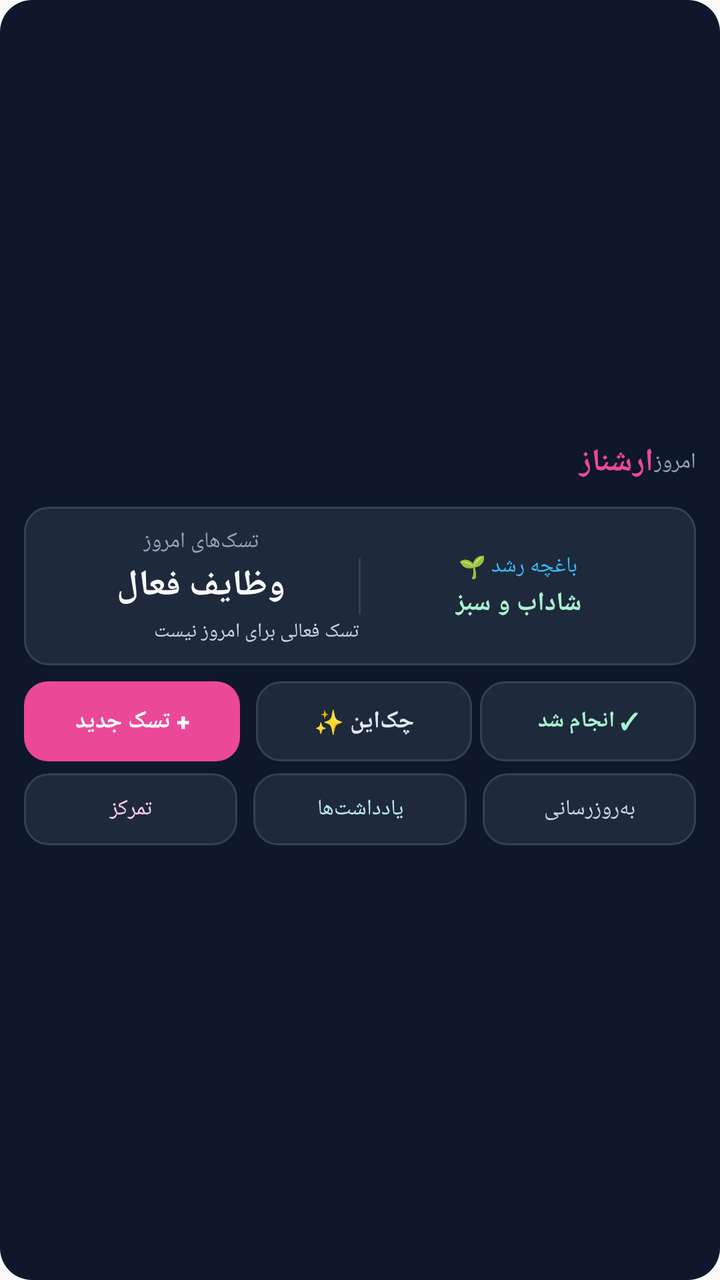
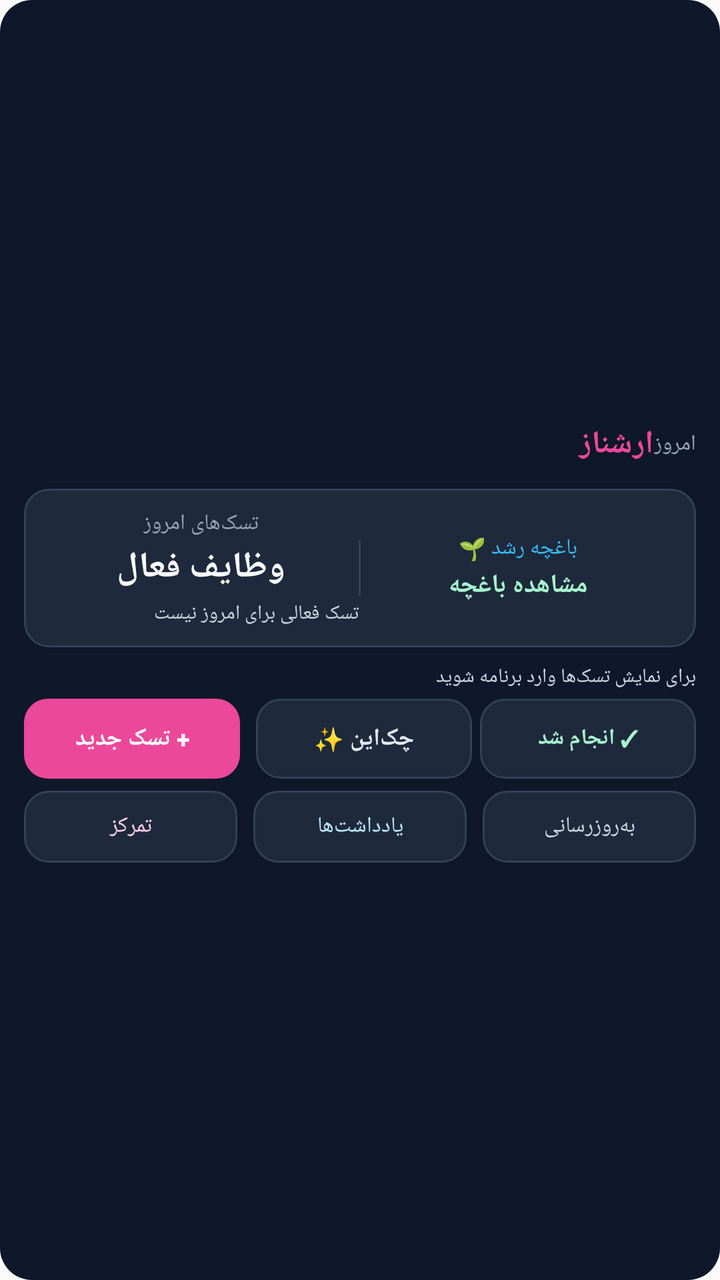

Two renders of the same Android screen: before a commit and after it. Below are the layout's source before the change and the commit's diff.
<!-- AndroidManifest.xml: application theme AppTheme -->
<!-- res/layout/widget_arshnaz.xml -->
<?xml version="1.0" encoding="utf-8"?>
<LinearLayout xmlns:android="http://schemas.android.com/apk/res/android"
    android:id="@+id/widget_container"
    android:layout_width="match_parent"
    android:layout_height="match_parent"
    android:orientation="vertical"
    android:background="@drawable/widget_background"
    android:padding="12dp"
    android:gravity="center">

    
    <LinearLayout
        android:layout_width="match_parent"
        android:layout_height="wrap_content"
        android:orientation="horizontal"
        android:gravity="center_vertical"
        android:paddingBottom="8dp">

        <ImageView
            android:layout_width="28dp"
            android:layout_height="28dp"
            android:src="@mipmap/ic_launcher"
            android:contentDescription="ARSHNAZ" />

        <TextView
            android:layout_width="0dp"
            android:layout_height="wrap_content"
            android:layout_weight="1"
            android:layout_marginStart="8dp"
            android:text="ارشناز"
            android:textSize="16sp"
            android:textStyle="bold"
            android:textColor="#ec4899" />

        <TextView
            android:id="@+id/widget_date"
            android:layout_width="wrap_content"
            android:layout_height="wrap_content"
            android:text="امروز"
            android:textSize="11sp"
            android:textColor="#94a3b8" />
    </LinearLayout>

    
    <LinearLayout
        android:layout_width="match_parent"
        android:layout_height="wrap_content"
        android:orientation="horizontal"
        android:gravity="center_vertical"
        android:padding="10dp"
        android:background="@drawable/widget_card_background"
        android:layout_marginBottom="8dp">

        <LinearLayout
            android:layout_width="0dp"
            android:layout_height="wrap_content"
            android:layout_weight="1"
            android:orientation="vertical"
            android:gravity="center">

            <TextView
                android:layout_width="wrap_content"
                android:layout_height="wrap_content"
                android:text="تسک‌های امروز"
                android:textSize="11sp"
                android:textColor="#94a3b8" />

            <TextView
                android:id="@+id/widget_task_count"
                android:layout_width="wrap_content"
                android:layout_height="wrap_content"
                android:text="وظایف فعال"
                android:textSize="18sp"
                android:textStyle="bold"
                android:textColor="#f8fafc"
                android:layout_marginTop="2dp" />

            <TextView
                android:id="@+id/widget_next_task"
                android:layout_width="match_parent"
                android:layout_height="wrap_content"
                android:ellipsize="end"
                android:maxLines="3"
                android:text="تسک فعالی برای امروز نیست"
                android:textSize="10sp"
                android:textColor="#cbd5e1"
                android:layout_marginTop="4dp" />
        </LinearLayout>

        <View
            android:layout_width="1dp"
            android:layout_height="28dp"
            android:background="#334155" />

        <LinearLayout
            android:id="@+id/widget_garden_btn"
            android:layout_width="0dp"
            android:layout_height="wrap_content"
            android:layout_weight="1"
            android:orientation="vertical"
            android:gravity="center">

            <TextView
                android:layout_width="wrap_content"
                android:layout_height="wrap_content"
                android:text="باغچه رشد 🌱"
                android:textSize="11sp"
                android:textColor="#38bdf8" />

            <TextView
                android:id="@+id/widget_garden_status"
                android:layout_width="wrap_content"
                android:layout_height="wrap_content"
                android:text="شاداب و سبز"
                android:textSize="13sp"
                android:textStyle="bold"
                android:textColor="#a7f3d0"
                android:layout_marginTop="2dp" />
        </LinearLayout>
    </LinearLayout>

    
    <LinearLayout
        android:layout_width="match_parent"
        android:layout_height="wrap_content"
        android:orientation="horizontal"
        android:gravity="center">

        
        <Button
            android:id="@+id/widget_add_task"
            android:layout_width="0dp"
            android:layout_height="40dp"
            android:layout_weight="1"
            android:text="+ تسک جدید"
            android:textSize="12sp"
            android:textStyle="bold"
            android:textColor="#ffffff"
            android:background="@drawable/widget_button_background"
            android:stateListAnimator="@null"
            android:layout_marginEnd="4dp" />

        
        <Button
            android:id="@+id/widget_checkin"
            android:layout_width="0dp"
            android:layout_height="40dp"
            android:layout_weight="1"
            android:text="چک‌این ✨"
            android:textSize="12sp"
            android:textStyle="bold"
            android:textColor="#e2e8f0"
            android:background="@drawable/widget_card_background"
            android:stateListAnimator="@null"
            android:layout_marginStart="4dp" />

        <Button
            android:id="@+id/widget_complete_task"
            android:layout_width="0dp"
            android:layout_height="40dp"
            android:layout_weight="1"
            android:text="✓ انجام شد"
            android:textSize="11sp"
            android:textStyle="bold"
            android:textColor="#a7f3d0"
            android:background="@drawable/widget_card_background"
            android:stateListAnimator="@null"
            android:layout_marginStart="4dp" />
    </LinearLayout>

    <LinearLayout
        android:layout_width="match_parent"
        android:layout_height="wrap_content"
        android:orientation="horizontal"
        android:gravity="center"
        android:layout_marginTop="6dp">

        <Button
            android:id="@+id/widget_pomodoro"
            android:layout_width="0dp"
            android:layout_height="36dp"
            android:layout_weight="1"
            android:text="تمرکز"
            android:textSize="11sp"
            android:textColor="#fbcfe8"
            android:background="@drawable/widget_card_background"
            android:stateListAnimator="@null"
            android:layout_marginEnd="4dp" />

        <Button
            android:id="@+id/widget_notes"
            android:layout_width="0dp"
            android:layout_height="36dp"
            android:layout_weight="1"
            android:text="یادداشت‌ها"
            android:textSize="11sp"
            android:textColor="#bae6fd"
            android:background="@drawable/widget_card_background"
            android:stateListAnimator="@null"
            android:layout_marginStart="4dp"
            android:layout_marginEnd="4dp" />

        <Button
            android:id="@+id/widget_refresh"
            android:layout_width="0dp"
            android:layout_height="36dp"
            android:layout_weight="1"
            android:text="به‌روزرسانی"
            android:textSize="11sp"
            android:textColor="#cbd5e1"
            android:background="@drawable/widget_card_background"
            android:stateListAnimator="@null"
            android:layout_marginStart="4dp" />
    </LinearLayout>
</LinearLayout>
<!-- resources referenced by this layout -->
<resources>
  <!-- drawable widget_background (drawable) -->
  <?xml version="1.0" encoding="utf-8"?>
  <shape xmlns:android="http://schemas.android.com/apk/res/android">
      <solid android:color="#0F172A" />
      <corners android:radius="16dp" />
  </shape>
  <!-- drawable widget_button_background (drawable) -->
  <?xml version="1.0" encoding="utf-8"?>
  <selector xmlns:android="http://schemas.android.com/apk/res/android">
      <item android:state_pressed="true">
          <shape>
              <solid android:color="#db2777" />
              <corners android:radius="12dp" />
          </shape>
      </item>
      <item>
          <shape>
              <solid android:color="#ec4899" />
              <corners android:radius="12dp" />
          </shape>
      </item>
  </selector>
  <!-- drawable widget_card_background (drawable) -->
  <?xml version="1.0" encoding="utf-8"?>
  <shape xmlns:android="http://schemas.android.com/apk/res/android">
      <solid android:color="#1e293b" />
      <corners android:radius="12dp" />
      <stroke android:width="1dp" android:color="#334155" />
  </shape>
  <!-- mipmap ic_launcher (mipmap-anydpi-v26) -->
  <?xml version="1.0" encoding="utf-8"?>
  <adaptive-icon xmlns:android="http://schemas.android.com/apk/res/android">
      <background android:drawable="@color/ic_launcher_background"/>
      <foreground android:drawable="@mipmap/ic_launcher_foreground"/>
  </adaptive-icon>
  <style name="AppTheme" parent="Theme.AppCompat.Light.DarkActionBar">
          
          <item name="colorPrimary">@color/colorPrimary</item>
          <item name="colorPrimaryDark">@color/colorPrimaryDark</item>
          <item name="colorAccent">@color/colorAccent</item>
      </style>
  <color name="ic_launcher_background">#FFFFFF</color>
</resources>

<!-- the commit's change to res/layout/widget_arshnaz.xml (unified diff, before → after) -->
@@ -87,9 +87,10 @@
                 android:layout_marginTop="4dp" />
         </LinearLayout>
 
-        <View
+        <ImageView
             android:layout_width="1dp"
             android:layout_height="28dp"
+            android:importantForAccessibility="no"
             android:background="#334155" />
 
         <LinearLayout
@@ -111,7 +112,7 @@
                 android:id="@+id/widget_garden_status"
                 android:layout_width="wrap_content"
                 android:layout_height="wrap_content"
-                android:text="شاداب و سبز"
+                android:text="مشاهده باغچه"
                 android:textSize="13sp"
                 android:textStyle="bold"
                 android:textColor="#a7f3d0"
@@ -119,6 +120,15 @@
         </LinearLayout>
     </LinearLayout>
 
+    <TextView
+        android:id="@+id/widget_sync_status"
+        android:layout_width="match_parent"
+        android:layout_height="wrap_content"
+        android:text="برای نمایش تسک‌ها وارد برنامه شوید"
+        android:textSize="10sp"
+        android:textColor="#cbd5e1"
+        android:paddingBottom="4dp" />
+
     
     <LinearLayout
         android:layout_width="match_parent"
